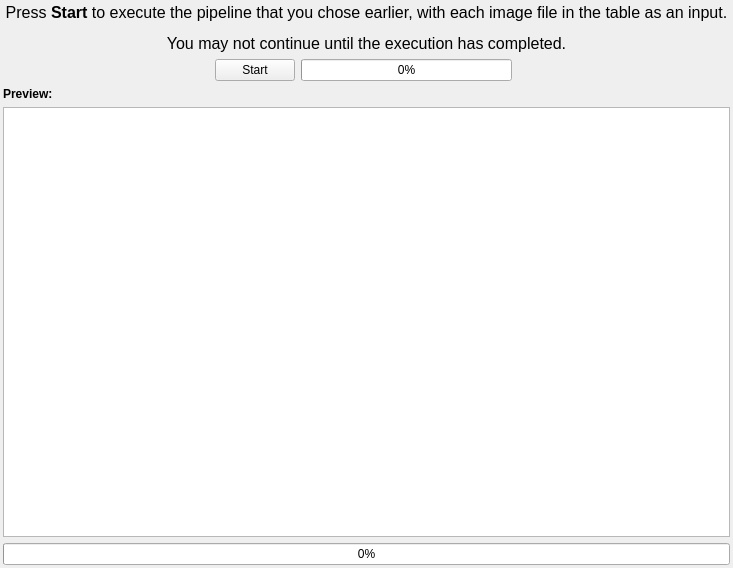
Above: MDCTool/Source/MDCTool/UI_Files/D3DProcessingPage.ui from BlueQuartzSoftware/MDCToolbox before the change. Below: the same form after it.
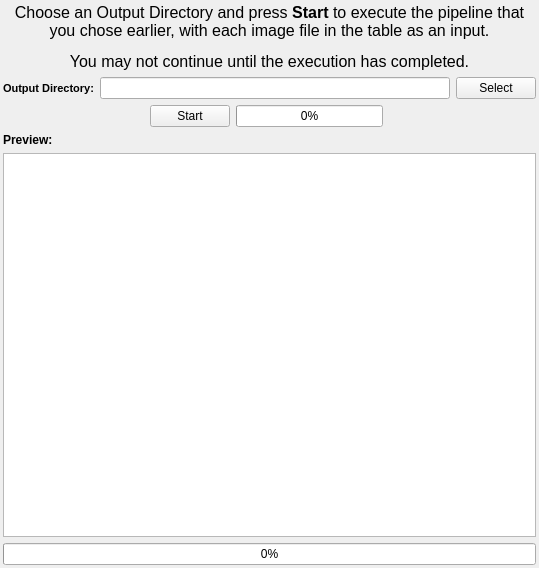
That is the form after the change. Custom widgets are drawn as their Qt base class.

Commit message: Adding executePipeline function, and creating a temporary pipeline file in the Build directory that has all the replacements in it for the the image file that we are on.

```diff
--- a/MDCTool/Source/MDCTool/UI_Files/D3DProcessingPage.ui
+++ b/MDCTool/Source/MDCTool/UI_Files/D3DProcessingPage.ui
@@ -6,14 +6,14 @@
    <rect>
     <x>0</x>
     <y>0</y>
-    <width>733</width>
+    <width>539</width>
     <height>568</height>
    </rect>
   </property>
   <property name="windowTitle">
    <string>WizardPage</string>
   </property>
-  <layout class="QVBoxLayout" name="verticalLayout">
+  <layout class="QGridLayout" name="gridLayout">
    <property name="leftMargin">
     <number>3</number>
    </property>
@@ -26,17 +26,33 @@
    <property name="bottomMargin">
     <number>3</number>
    </property>
-   <item>
-    <widget class="QLabel" name="label">
+   <item row="2" column="1">
+    <widget class="QFSDropLineEdit" name="outputDir"/>
+   </item>
+   <item row="2" column="0">
+    <widget class="QLabel" name="label_29">
+     <property name="toolTip">
+      <string>The directory that contains the .ang or .ctf files</string>
+     </property>
+     <property name="styleSheet">
+      <string notr="true">QLabel {
+font-weight: bold;
+font-size: 11px;
+}</string>
+     </property>
      <property name="text">
-      <string>&lt;html&gt;&lt;head/&gt;&lt;body&gt;&lt;p&gt;&lt;span style=&quot; font-size:12pt;&quot;&gt;Press &lt;/span&gt;&lt;span style=&quot; font-size:12pt; font-weight:600;&quot;&gt;Start&lt;/span&gt;&lt;span style=&quot; font-size:12pt;&quot;&gt; to execute the pipeline that you chose earlier, with each image file in the table as an input.&lt;/span&gt;&lt;/p&gt;&lt;p&gt;&lt;span style=&quot; font-size:12pt;&quot;&gt;You may not continue until the execution has completed.&lt;/span&gt;&lt;/p&gt;&lt;/body&gt;&lt;/html&gt;</string>
+      <string>Output Directory:</string>
      </property>
-     <property name="alignment">
-      <set>Qt::AlignCenter</set>
+    </widget>
+   </item>
+   <item row="2" column="2">
+    <widget class="QPushButton" name="outputDirBtn">
+     <property name="text">
+      <string>Select</string>
      </property>
     </widget>
    </item>
-   <item>
+   <item row="4" column="0" colspan="3">
     <layout class="QHBoxLayout" name="horizontalLayout">
      <property name="topMargin">
       <number>0</number>
@@ -83,14 +99,14 @@
      </item>
     </layout>
    </item>
-   <item>
+   <item row="5" column="0" colspan="3">
     <widget class="QLabel" name="label_8">
      <property name="text">
       <string>&lt;html&gt;&lt;head/&gt;&lt;body&gt;&lt;p&gt;&lt;span style=&quot; font-weight:600;&quot;&gt;Preview:&lt;/span&gt;&lt;/p&gt;&lt;/body&gt;&lt;/html&gt;</string>
      </property>
     </widget>
    </item>
-   <item>
+   <item row="6" column="0" colspan="3">
     <widget class="QTableView" name="tableView">
      <property name="minimumSize">
       <size>
@@ -100,15 +116,35 @@
      </property>
     </widget>
    </item>
-   <item>
+   <item row="7" column="0" colspan="3">
     <widget class="QProgressBar" name="progressBar">
      <property name="value">
       <number>0</number>
      </property>
     </widget>
    </item>
+   <item row="0" column="0" colspan="3">
+    <widget class="QLabel" name="label">
+     <property name="text">
+      <string>&lt;html&gt;&lt;head/&gt;&lt;body&gt;&lt;p&gt;&lt;span style=&quot; font-size:12pt;&quot;&gt;Choose an Output Directory and press &lt;/span&gt;&lt;span style=&quot; font-size:12pt; font-weight:600;&quot;&gt;Start&lt;/span&gt;&lt;span style=&quot; font-size:12pt;&quot;&gt; to execute the pipeline that you chose earlier, with each image file in the table as an input.&lt;/span&gt;&lt;/p&gt;&lt;p&gt;&lt;span style=&quot; font-size:12pt;&quot;&gt;You may not continue until the execution has completed.&lt;/span&gt;&lt;/p&gt;&lt;/body&gt;&lt;/html&gt;</string>
+     </property>
+     <property name="alignment">
+      <set>Qt::AlignCenter</set>
+     </property>
+     <property name="wordWrap">
+      <bool>true</bool>
+     </property>
+    </widget>
+   </item>
   </layout>
  </widget>
+ <customwidgets>
+  <customwidget>
+   <class>QFSDropLineEdit</class>
+   <extends>QLineEdit</extends>
+   <header location="global">QFSDropLineEdit.h</header>
+  </customwidget>
+ </customwidgets>
  <resources/>
  <connections/>
 </ui>
```
The commit also changes 7 other files.
